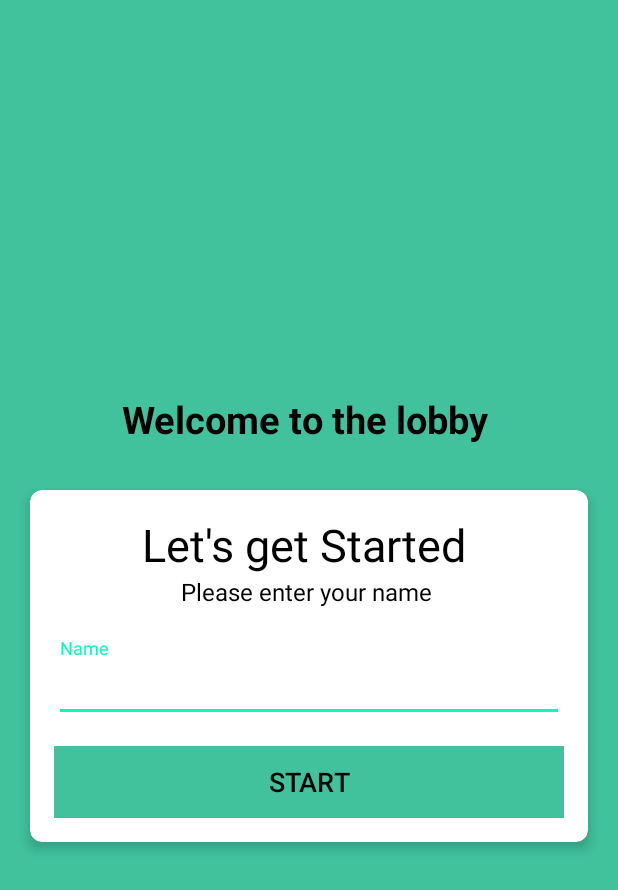
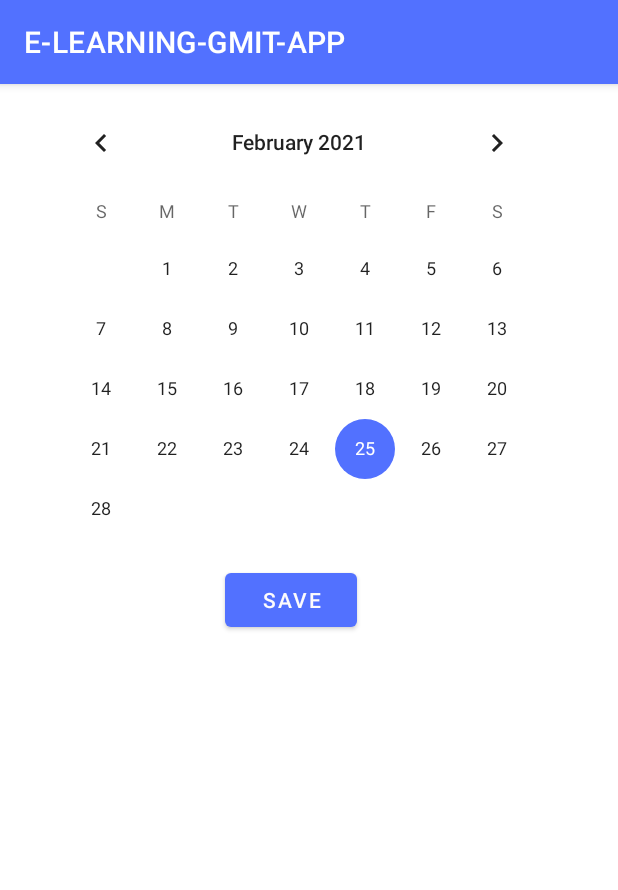
Before and after one commit to OmalleyFinalYearAppliedProject/FinalYearAppliedProjectGMIT, an Android app: the DashboardActivity screen opened directly, with no data from a screen before it, after a tap on "Calender", on a phone screen of 412 x 824 dp. Shown: the top 890 px of the screen. Run offline under Robolectric (Android 15) with nearby library versions, the phone set to English and light mode, and no system bars.

Commit message:
Added user calender interface

```diff
--- a/ELEARNINGGMITAPP/app/src/main/AndroidManifest.xml
+++ b/ELEARNINGGMITAPP/app/src/main/AndroidManifest.xml
@@ -2,9 +2,8 @@
 <manifest xmlns:android="http://schemas.android.com/apk/res/android"
     package="com.example.e_learning_gmit_app">
 
-    <uses-permission android:name="android.permission.ACCESS_NETWORK_STATE"/>
-    <uses-permission android:name="android.permission.INTERNET"/>
-
+    <uses-permission android:name="android.permission.ACCESS_NETWORK_STATE" />
+    <uses-permission android:name="android.permission.INTERNET" />
 
     <application
         android:allowBackup="true"
@@ -13,7 +12,8 @@
         android:roundIcon="@mipmap/ic_launcher_round"
         android:supportsRtl="true"
         android:theme="@style/Theme.ELEARNINGGMITAPP">
-        <activity android:name=".CoursesActivity"></activity>
+        <activity android:name=".CalenderActivity"></activity>
+        <activity android:name=".CoursesActivity" />
         <activity android:name=".userProfileActivity" />
         <activity
             android:name=".QuestionLobby"
--- /dev/null
+++ b/ELEARNINGGMITAPP/app/src/main/java/com/example/e_learning_gmit_app/CalenderActivity.kt
@@ -0,0 +1,11 @@
+package com.example.e_learning_gmit_app
+
+import androidx.appcompat.app.AppCompatActivity
+import android.os.Bundle
+
+class CalenderActivity : AppCompatActivity() {
+    override fun onCreate(savedInstanceState: Bundle?) {
+        super.onCreate(savedInstanceState)
+        setContentView(R.layout.activity_calender)
+    }
+}
--- a/ELEARNINGGMITAPP/app/src/main/java/com/example/e_learning_gmit_app/DashboardActivity.kt
+++ b/ELEARNINGGMITAPP/app/src/main/java/com/example/e_learning_gmit_app/DashboardActivity.kt
@@ -15,7 +15,7 @@
         //Launches the Calender Activity inside of the users DashBoard
         calender_btn.setOnClickListener{
 
-            startActivity(Intent(this@DashboardActivity, QuestionLobby::class.java))
+            startActivity(Intent(this@DashboardActivity, CalenderActivity::class.java))
             finish()
         }
 
--- /dev/null
+++ b/ELEARNINGGMITAPP/app/src/main/res/layout/activity_calender.xml
@@ -0,0 +1,27 @@
+<?xml version="1.0" encoding="utf-8"?>
+<RelativeLayout
+
+
+    xmlns:android="http://schemas.android.com/apk/res/android"
+    xmlns:app="http://schemas.android.com/apk/res-auto"
+    xmlns:tools="http://schemas.android.com/tools"
+    android:layout_width="match_parent"
+    android:layout_height="match_parent"
+    tools:context=".CalenderActivity">
+
+    <CalendarView
+        android:id="@+id/calendarView2"
+        android:layout_width="wrap_content"
+        android:layout_height="wrap_content"
+        android:layout_marginStart="25dp"
+        android:layout_marginTop="5dp" />
+
+    <Button
+        android:id="@+id/buttonSave"
+        android:layout_width="wrap_content"
+        android:layout_height="wrap_content"
+        android:layout_marginStart="150dp"
+        android:layout_marginTop="320dp"
+        android:textColor="@color/whiteText"
+        android:text="save" />
+</RelativeLayout>
```
